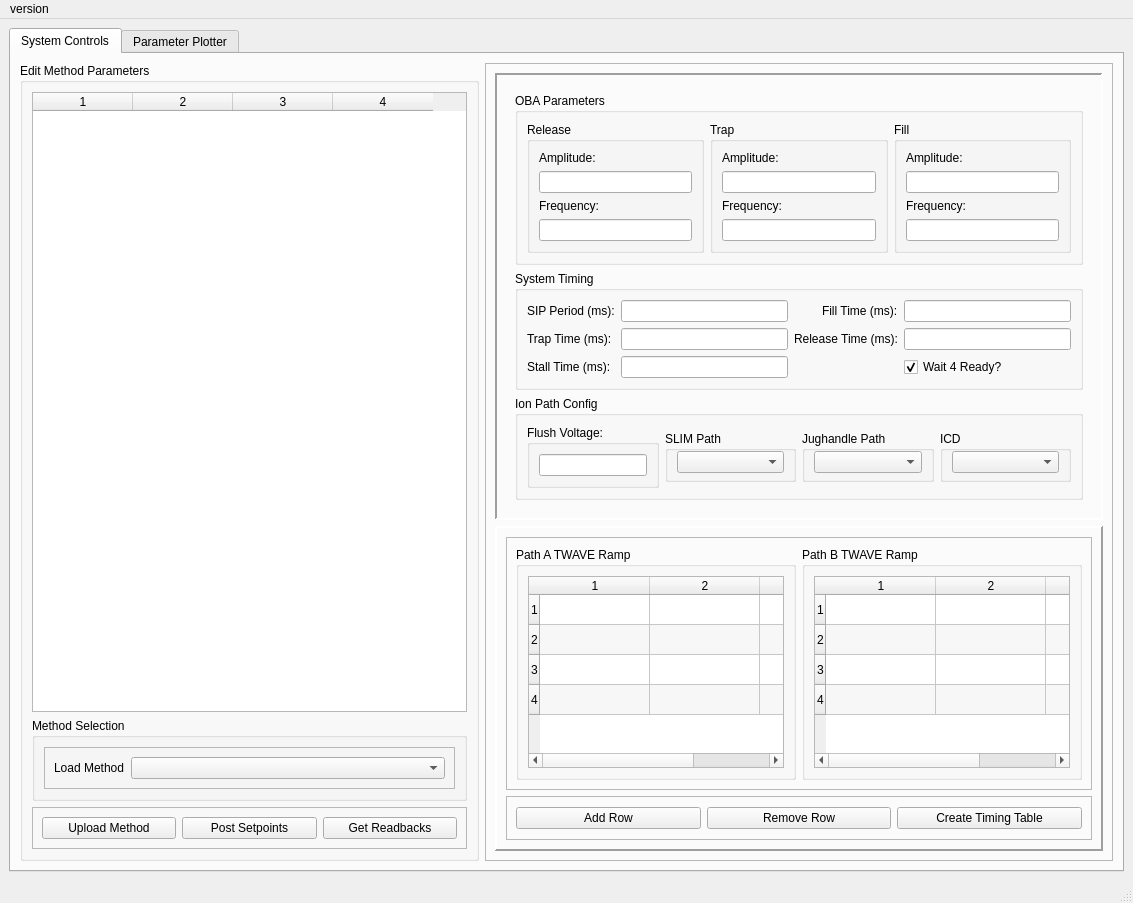
Above: DaytonaIPhaseControls/gui/gui.ui from mikeypancakes/Daytona-I-Phase-Controls before the change. Below: the same form after it.
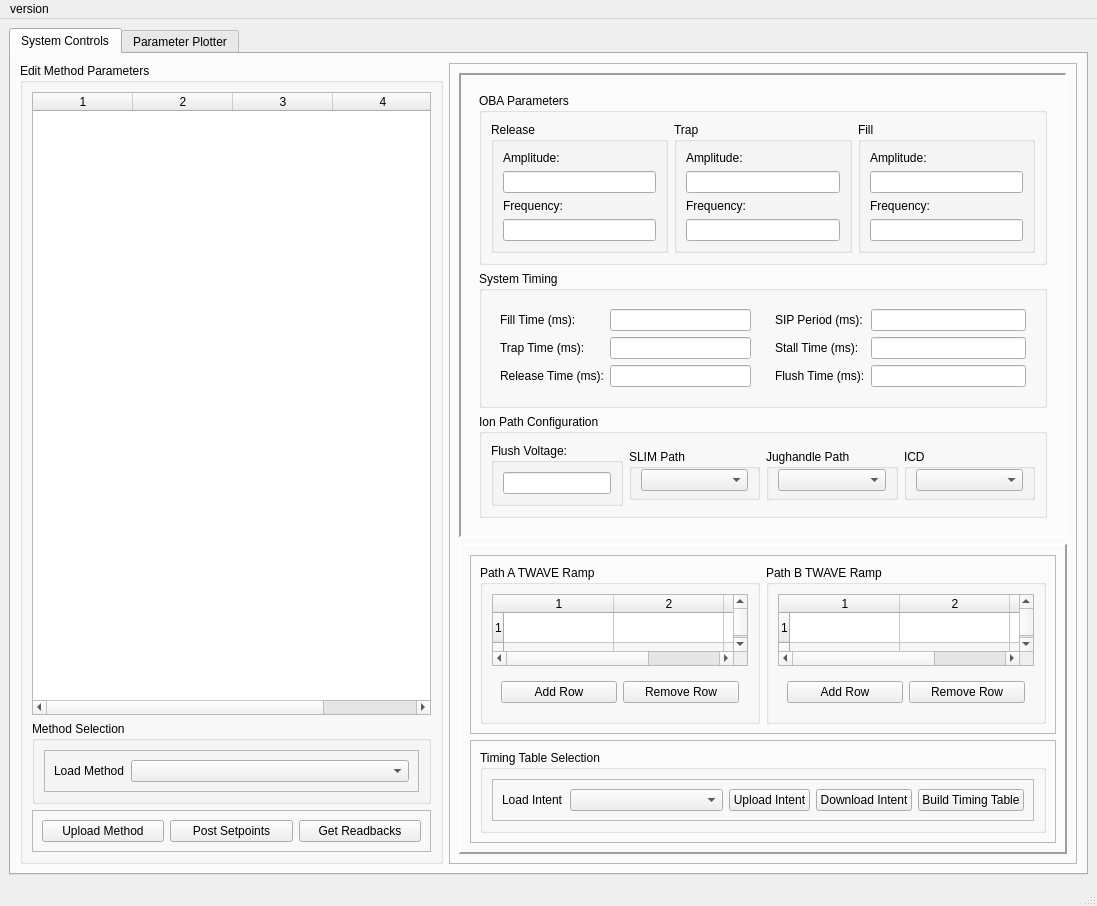
That is the form after the change. Custom widgets are drawn as their Qt base class.

Commit message: 02MAR2026 updates: Began twave ramping functionality. Added CSV ouput for timing tables. Update main.ui file.

```diff
--- a/DaytonaIPhaseControls/gui/gui.ui
+++ b/DaytonaIPhaseControls/gui/gui.ui
@@ -6,8 +6,8 @@
    <rect>
     <x>0</x>
     <y>0</y>
-    <width>1133</width>
-    <height>841</height>
+    <width>1086</width>
+    <height>904</height>
    </rect>
   </property>
   <property name="windowTitle">
@@ -37,7 +37,7 @@
         <item>
          <widget class="QGroupBox" name="groupBox">
           <property name="sizePolicy">
-           <sizepolicy hsizetype="Preferred" vsizetype="MinimumExpanding">
+           <sizepolicy hsizetype="Minimum" vsizetype="MinimumExpanding">
             <horstretch>0</horstretch>
             <verstretch>0</verstretch>
            </sizepolicy>
@@ -382,16 +382,19 @@
                    <property name="flat">
                     <bool>false</bool>
                    </property>
-                   <layout class="QGridLayout" name="gridLayout">
+                   <layout class="QHBoxLayout" name="horizontalLayout_17">
+                    <item>
+                     <widget class="QWidget" name="widget_3" native="true">
+                      <layout class="QFormLayout" name="formLayout">
                     <item row="0" column="0">
-                     <widget class="QLabel" name="label_4">
+                        <widget class="QLabel" name="label_6">
                       <property name="text">
-                       <string>SIP Period (ms):</string>
+                          <string>Fill Time (ms):</string>
                       </property>
                      </widget>
                     </item>
                     <item row="0" column="1">
-                     <widget class="QLineEdit" name="input_sip_period">
+                        <widget class="QLineEdit" name="input_fill_time">
                       <property name="text">
                        <string/>
                       </property>
@@ -411,7 +414,7 @@
                       </property>
                      </widget>
                     </item>
-                    <item row="1" column="2" colspan="2">
+                       <item row="2" column="0">
                      <widget class="QLabel" name="label_5">
                       <property name="text">
                        <string>Release Time (ms):</string>
@@ -419,48 +422,61 @@
                      </widget>
                     </item>
                     <item row="2" column="1">
-                     <widget class="QLineEdit" name="input_stall_time">
-                      <property name="text">
-                       <string/>
-                      </property>
-                     </widget>
-                    </item>
-                    <item row="1" column="4">
                      <widget class="QLineEdit" name="input_release_time">
                       <property name="text">
                        <string/>
                       </property>
                      </widget>
                     </item>
-                    <item row="2" column="0">
+                      </layout>
+                     </widget>
+                    </item>
+                    <item>
+                     <widget class="QWidget" name="widget_6" native="true">
+                      <layout class="QFormLayout" name="formLayout_2">
+                       <item row="0" column="0">
+                        <widget class="QLabel" name="label_4">
+                         <property name="text">
+                          <string>SIP Period (ms):</string>
+                         </property>
+                        </widget>
+                       </item>
+                       <item row="0" column="1">
+                        <widget class="QLineEdit" name="input_sip_period">
+                         <property name="text">
+                          <string/>
+                         </property>
+                        </widget>
+                       </item>
+                       <item row="1" column="0">
                      <widget class="QLabel" name="label_8">
                       <property name="text">
                        <string>Stall Time (ms):</string>
                       </property>
                      </widget>
                     </item>
-                    <item row="0" column="4">
-                     <widget class="QLineEdit" name="input_fill_time">
+                       <item row="1" column="1">
+                        <widget class="QLineEdit" name="input_stall_time">
                       <property name="text">
                        <string/>
                       </property>
                      </widget>
                     </item>
-                    <item row="0" column="3">
-                     <widget class="QLabel" name="label_6">
+                       <item row="2" column="0">
+                        <widget class="QLabel" name="label_27">
                       <property name="text">
-                       <string>Fill Time (ms):</string>
+                          <string>Flush Time (ms):</string>
                       </property>
                      </widget>
                     </item>
-                    <item row="2" column="4">
-                     <widget class="QCheckBox" name="wait4ready_box">
+                       <item row="2" column="1">
+                        <widget class="QLineEdit" name="input_stall_time_4">
                       <property name="text">
-                       <string>Wait 4 Ready?</string>
-                      </property>
-                      <property name="checked">
-                       <bool>true</bool>
-                      </property>
+                          <string/>
+                         </property>
+                        </widget>
+                       </item>
+                      </layout>
                      </widget>
                     </item>
                    </layout>
@@ -475,7 +491,7 @@
                     </sizepolicy>
                    </property>
                    <property name="title">
-                    <string>Ion Path Config</string>
+                    <string>Ion Path Configuration</string>
                    </property>
                    <layout class="QHBoxLayout" name="horizontalLayout_10">
                     <item>
@@ -632,7 +648,7 @@
            <item>
             <widget class="QFrame" name="frame_9">
              <property name="sizePolicy">
-              <sizepolicy hsizetype="MinimumExpanding" vsizetype="MinimumExpanding">
+              <sizepolicy hsizetype="MinimumExpanding" vsizetype="Maximum">
                <horstretch>0</horstretch>
                <verstretch>0</verstretch>
               </sizepolicy>
@@ -649,6 +665,12 @@
              <layout class="QVBoxLayout" name="verticalLayout_12">
               <item>
                <widget class="QFrame" name="frame_12">
+                <property name="sizePolicy">
+                 <sizepolicy hsizetype="MinimumExpanding" vsizetype="Preferred">
+                  <horstretch>0</horstretch>
+                  <verstretch>0</verstretch>
+                 </sizepolicy>
+                </property>
                 <property name="frameShape">
                  <enum>QFrame::StyledPanel</enum>
                 </property>
@@ -658,6 +680,12 @@
                 <layout class="QHBoxLayout" name="horizontalLayout_11">
                  <item>
                   <widget class="QGroupBox" name="groupBox_11">
+                   <property name="sizePolicy">
+                    <sizepolicy hsizetype="MinimumExpanding" vsizetype="Preferred">
+                     <horstretch>0</horstretch>
+                     <verstretch>0</verstretch>
+                    </sizepolicy>
+                   </property>
                    <property name="title">
                     <string>Path A TWAVE Ramp</string>
                    </property>
@@ -709,11 +737,55 @@
                       <column/>
                      </widget>
                     </item>
+                    <item>
+                     <widget class="QWidget" name="widget" native="true">
+                      <property name="sizePolicy">
+                       <sizepolicy hsizetype="Preferred" vsizetype="Maximum">
+                        <horstretch>0</horstretch>
+                        <verstretch>0</verstretch>
+                       </sizepolicy>
+                      </property>
+                      <layout class="QHBoxLayout" name="horizontalLayout_13">
+                       <item>
+                        <widget class="QPushButton" name="addRow_TWRA_btn">
+                         <property name="text">
+                          <string>Add Row</string>
+                         </property>
+                         <property name="autoDefault">
+                          <bool>false</bool>
+                         </property>
+                         <property name="default">
+                          <bool>false</bool>
+                         </property>
+                        </widget>
+                       </item>
+                       <item>
+                        <widget class="QPushButton" name="removeRow_TWRA_btn">
+                         <property name="text">
+                          <string>Remove Row</string>
+                         </property>
+                         <property name="autoDefault">
+                          <bool>false</bool>
+                         </property>
+                         <property name="default">
+                          <bool>false</bool>
+                         </property>
+                        </widget>
+                       </item>
+                      </layout>
+                     </widget>
+                    </item>
                    </layout>
                   </widget>
                  </item>
                  <item>
                   <widget class="QGroupBox" name="groupBox_10">
+                   <property name="sizePolicy">
+                    <sizepolicy hsizetype="MinimumExpanding" vsizetype="Preferred">
+                     <horstretch>0</horstretch>
+                     <verstretch>0</verstretch>
+                    </sizepolicy>
+                   </property>
                    <property name="title">
                     <string>Path B TWAVE Ramp</string>
                    </property>
@@ -765,6 +837,44 @@
                       <column/>
                      </widget>
                     </item>
+                    <item>
+                     <widget class="QWidget" name="widget_2" native="true">
+                      <property name="sizePolicy">
+                       <sizepolicy hsizetype="Preferred" vsizetype="Maximum">
+                        <horstretch>0</horstretch>
+                        <verstretch>0</verstretch>
+                       </sizepolicy>
+                      </property>
+                      <layout class="QHBoxLayout" name="horizontalLayout_14">
+                       <item>
+                        <widget class="QPushButton" name="addRow_TWRB_btn">
+                         <property name="text">
+                          <string>Add Row</string>
+                         </property>
+                         <property name="autoDefault">
+                          <bool>false</bool>
+                         </property>
+                         <property name="default">
+                          <bool>false</bool>
+                         </property>
+                        </widget>
+                       </item>
+                       <item>
+                        <widget class="QPushButton" name="removeRow_TWRB_btn">
+                         <property name="text">
+                          <string>Remove Row</string>
+                         </property>
+                         <property name="autoDefault">
+                          <bool>false</bool>
+                         </property>
+                         <property name="default">
+                          <bool>false</bool>
+                         </property>
+                        </widget>
+                       </item>
+                      </layout>
+                     </widget>
+                    </item>
                    </layout>
                   </widget>
                  </item>
@@ -773,44 +883,76 @@
               </item>
               <item>
                <widget class="QFrame" name="frame_7">
+                <property name="sizePolicy">
+                 <sizepolicy hsizetype="Preferred" vsizetype="Maximum">
+                  <horstretch>0</horstretch>
+                  <verstretch>0</verstretch>
+                 </sizepolicy>
+                </property>
                 <property name="frameShape">
                  <enum>QFrame::StyledPanel</enum>
                 </property>
                 <property name="frameShadow">
                  <enum>QFrame::Raised</enum>
+                </property>
+                <layout class="QHBoxLayout" name="horizontalLayout_16">
+                 <item>
+                  <widget class="QGroupBox" name="groupBox_15">
+                   <property name="title">
+                    <string>Timing Table Selection</string>
                 </property>
                 <layout class="QHBoxLayout" name="horizontalLayout_8">
                  <item>
-                  <widget class="QPushButton" name="addRow_btn">
-                   <property name="text">
-                    <string>Add Row</string>
-                   </property>
-                   <property name="autoDefault">
-                    <bool>false</bool>
-                   </property>
-                   <property name="default">
-                    <bool>false</bool>
+                     <widget class="QFrame" name="frame_14">
+                      <property name="frameShape">
+                       <enum>QFrame::StyledPanel</enum>
+                      </property>
+                      <property name="frameShadow">
+                       <enum>QFrame::Raised</enum>
+                      </property>
+                      <layout class="QHBoxLayout" name="horizontalLayout_15">
+                       <item>
+                        <widget class="QLabel" name="label_15">
+                         <property name="text">
+                          <string>Load Intent</string>
                    </property>
                   </widget>
                  </item>
                  <item>
-                  <widget class="QPushButton" name="removeRow_btn">
+                        <widget class="QComboBox" name="method_combo_box_2">
+                         <property name="sizePolicy">
+                          <sizepolicy hsizetype="MinimumExpanding" vsizetype="Fixed">
+                           <horstretch>0</horstretch>
+                           <verstretch>0</verstretch>
+                          </sizepolicy>
+                         </property>
+                        </widget>
+                       </item>
+                       <item>
+                        <widget class="QPushButton" name="uploadIntent_btn">
                    <property name="text">
-                    <string>Remove Row</string>
-                   </property>
-                   <property name="autoDefault">
-                    <bool>false</bool>
-                   </property>
-                   <property name="default">
-                    <bool>false</bool>
+                          <string>Upload Intent</string>
+                         </property>
+                        </widget>
+                       </item>
+                       <item>
+                        <widget class="QPushButton" name="donwloadIntent_btn">
+                         <property name="text">
+                          <string>Download Intent</string>
                    </property>
                   </widget>
                  </item>
                  <item>
                   <widget class="QPushButton" name="generateTT_btn">
                    <property name="text">
-                    <string>Create Timing Table</string>
-                   </property>
+                          <string>Build Timing Table</string>
+                         </property>
+                        </widget>
+                       </item>
+                      </layout>
+                     </widget>
+                    </item>
+                   </layout>
                   </widget>
                  </item>
                 </layout>
@@ -963,6 +1105,12 @@
               </item>
               <item>
                <widget class="QLineEdit" name="address_input">
+                <property name="sizePolicy">
+                 <sizepolicy hsizetype="MinimumExpanding" vsizetype="Fixed">
+                  <horstretch>0</horstretch>
+                  <verstretch>0</verstretch>
+                 </sizepolicy>
+                </property>
                 <property name="text">
                  <string>192.168.254.42</string>
                 </property>
@@ -1062,7 +1210,7 @@
     <rect>
      <x>0</x>
      <y>0</y>
-     <width>1133</width>
+     <width>1086</width>
      <height>21</height>
     </rect>
    </property>
```
Lines whose indentation alone changed are shown as unchanged. The commit also changes 9 other files.
